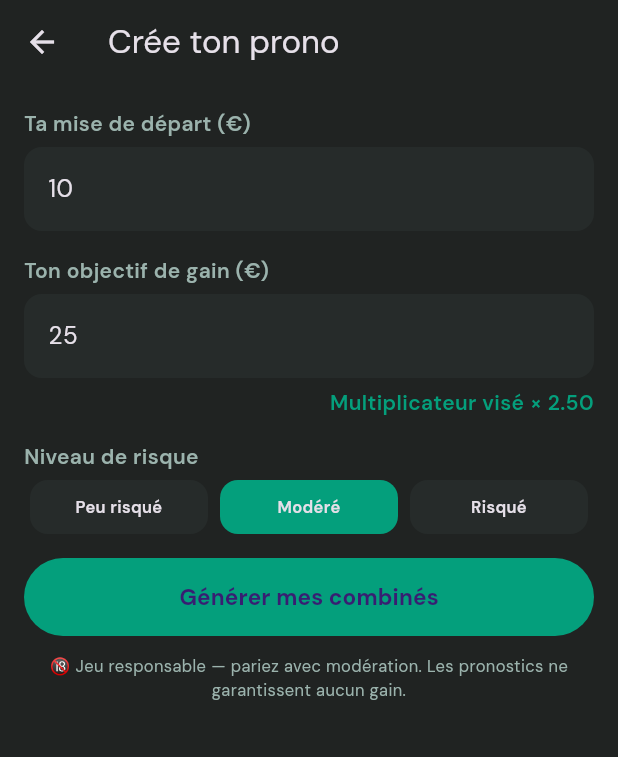
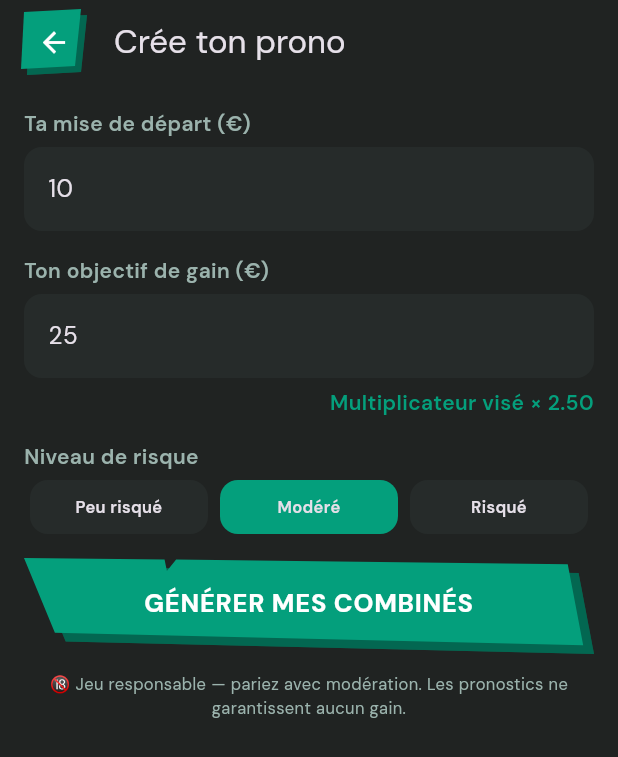
Before and after one commit to BenjaminFerrandez/ProScores, a Flutter app: the CreatePronoScreen screen opened directly, on a phone screen of 412 x 824 dp. Shown: the top 757 px of the screen. Run offline on Flutter 3.47's test engine with Material 3 defaults, Android fonts, the phone set to English and light mode, and no system bars; our stand-ins replace flutter_riverpod, flutter_svg, google_fonts; missing offline and left inert: country_flags; network calls fail.

Commit message:
feat: rebuild home to match Figma (logo, hero carousel, flags, wobble buttons)
- Add SVG assets (logo, rectangle + square buttons) via flutter_svg
- WobbleButton + SquareIconButton from the hand-drawn SVGs
- Real national-team flags via country_flags + name->ISO map
- Home: PRO SCORES header, hero carousel of next 4 matches, match
  rows with flags + time badge, static AD placeholder, wobble CTA
- Apply wobble/square buttons + flags to detail and create-prono
- Revert NDK pin to flutter default (NDK 27 broke CMake on Windows)

```diff
--- /dev/null
+++ b/lib/config/assets.dart
@@ -0,0 +1,6 @@
+/// Paths to bundled vector assets (declared in pubspec.yaml).
+class Assets {
+  static const logo = 'assets/logo/logo.svg';
+  static const buttonRectangle = 'assets/buttons/bouton_rectangle.svg';
+  static const buttonSquare = 'assets/buttons/square_button.svg';
+}
--- a/lib/screens/create_prono_screen.dart
+++ b/lib/screens/create_prono_screen.dart
@@ -6,6 +6,7 @@ import '../models/risk_level.dart';
 import '../providers/combo_provider.dart';
 import '../widgets/error_retry.dart';
 import '../widgets/responsible_gaming_note.dart';
+import '../widgets/wobble_button.dart';
 
 class CreatePronoScreen extends ConsumerStatefulWidget {
   const CreatePronoScreen({super.key});
@@ -42,6 +43,15 @@ class _CreatePronoScreenState extends ConsumerState<CreatePronoScreen> {
     return Scaffold(
       appBar: AppBar(
           backgroundColor: AppColors.dark,
+          leadingWidth: 60,
+          leading: Padding(
+            padding: const EdgeInsets.only(left: 12),
+            child: Center(
+              child: SquareIconButton(
+                  icon: Icons.arrow_back,
+                  onPressed: () => Navigator.of(context).pop()),
+            ),
+          ),
           title: const Text('Crée ton prono')),
       body: ListView(
         padding: const EdgeInsets.all(16),
@@ -72,13 +82,9 @@ class _CreatePronoScreenState extends ConsumerState<CreatePronoScreen> {
           _RiskSelector(
               value: _risk, onChanged: (r) => setState(() => _risk = r)),
           const SizedBox(height: 16),
-          FilledButton(
-            style: FilledButton.styleFrom(
-                backgroundColor: AppColors.teal,
-                minimumSize: const Size.fromHeight(52)),
+          WobbleButton(
+            label: 'Générer mes combinés',
             onPressed: _stakeVal > 0 && _targetVal > 0 ? _submit : null,
-            child: const Text('Générer mes combinés',
-                style: TextStyle(fontWeight: FontWeight.w700, fontSize: 15)),
           ),
           const ResponsibleGamingNote(),
           if (_request != null) _Results(request: _request!),
--- /dev/null
+++ b/lib/widgets/wobble_button.dart
@@ -0,0 +1,91 @@
+import 'package:flutter/material.dart';
+import 'package:flutter_svg/flutter_svg.dart';
+import '../config/assets.dart';
+
+/// Full-width call-to-action using the hand-drawn rectangle SVG as background,
+/// with a centered label on top.
+class WobbleButton extends StatelessWidget {
+  const WobbleButton({
+    super.key,
+    required this.label,
+    required this.onPressed,
+    this.height = 64,
+  });
+
+  final String label;
+  final VoidCallback? onPressed;
+  final double height;
+
+  @override
+  Widget build(BuildContext context) {
+    final enabled = onPressed != null;
+    return Opacity(
+      opacity: enabled ? 1 : 0.5,
+      child: GestureDetector(
+        onTap: onPressed,
+        behavior: HitTestBehavior.opaque,
+        child: SizedBox(
+          height: height,
+          width: double.infinity,
+          child: Stack(
+            alignment: Alignment.center,
+            children: [
+              Positioned.fill(
+                child: SvgPicture.asset(Assets.buttonRectangle,
+                    fit: BoxFit.fill),
+              ),
+              Padding(
+                padding: const EdgeInsets.only(bottom: 4),
+                child: Text(
+                  label.toUpperCase(),
+                  textAlign: TextAlign.center,
+                  style: const TextStyle(
+                    color: Colors.white,
+                    fontWeight: FontWeight.w800,
+                    fontSize: 17,
+                    letterSpacing: 0.5,
+                  ),
+                ),
+              ),
+            ],
+          ),
+        ),
+      ),
+    );
+  }
+}
+
+/// Small square button using the square SVG background with a centered icon.
+class SquareIconButton extends StatelessWidget {
+  const SquareIconButton({
+    super.key,
+    required this.icon,
+    required this.onPressed,
+    this.size = 44,
+  });
+
+  final IconData icon;
+  final VoidCallback? onPressed;
+  final double size;
+
+  @override
+  Widget build(BuildContext context) {
+    return GestureDetector(
+      onTap: onPressed,
+      behavior: HitTestBehavior.opaque,
+      child: SizedBox(
+        height: size,
+        width: size,
+        child: Stack(
+          alignment: Alignment.center,
+          children: [
+            Positioned.fill(
+              child: SvgPicture.asset(Assets.buttonSquare, fit: BoxFit.fill),
+            ),
+            Icon(icon, color: Colors.white, size: size * 0.5),
+          ],
+        ),
+      ),
+    );
+  }
+}
--- a/pubspec.yaml
+++ b/pubspec.yaml
@@ -38,6 +38,8 @@ dependencies:
   http: ^1.6.0
   google_fonts: ^6.3.2
   intl: ^0.20.2
+  flutter_svg: ^2.2.3
+  country_flags: ^4.1.2
 
 dev_dependencies:
   flutter_test:
@@ -61,6 +63,10 @@ flutter:
   # included with your application, so that you can use the icons in
   # the material Icons class.
   uses-material-design: true
+
+  assets:
+    - assets/logo/
+    - assets/buttons/
 
   # To add assets to your application, add an assets section, like this:
   # assets:
```
Also changed, not shown: lib/screens/home_screen.dart (+47 -137 lines), lib/screens/match_detail_screen.dart (+40 -7 lines), lib/utils/team_flags.dart (added, +78 -0 lines), lib/widgets/ad_placeholder.dart (added, +45 -0 lines), lib/widgets/app_logo.dart (added, +12 -0 lines), lib/widgets/match_hero_carousel.dart (added, +148 -0 lines), lib/widgets/match_row.dart (added, +75 -0 lines), assets/buttons/bouton_rectangle.svg (added), assets/buttons/square_button.svg (added), assets/logo/logo.svg (added), pubspec.lock, 1 other file.
